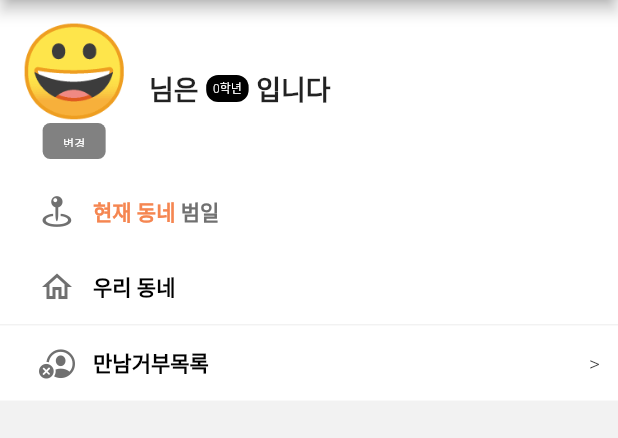
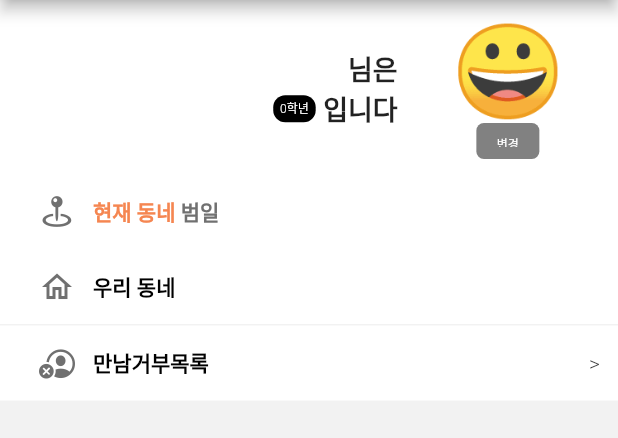
Before and after one commit to jsb408/hoxy, a Flutter app: the MyPageScreen screen opened directly, on a phone screen of 412 x 824 dp, the part 84-522 px from its top. Run offline on Flutter 3.47's test engine with Material 2 defaults, Android fonts, the phone set to English and light mode, and no system bars; our stand-ins replace cloud_firestore, firebase_auth, firebase_core, firebase_messaging, flutter_easyloading, geocoding and 4 more; missing offline and left inert: emojis, flutter_notification_channel; accounts and stored records are empty.

```diff
--- a/lib/screen/my_page_screen.dart
+++ b/lib/screen/my_page_screen.dart
@@ -30,13 +30,44 @@ class MyPageScreen extends StatelessWidget {
         body: Column(
           children: [
             Container(
-              padding: EdgeInsets.only(top: 12, right: 12, left: 12),
+              padding: EdgeInsets.only(top: 12, right: 36, left: 12),
               color: Colors.white,
               child: Column(
                 children: [
                   Row(
                     crossAxisAlignment: CrossAxisAlignment.center,
                     children: [
+                      Expanded(
+                        child: Column(
+                          crossAxisAlignment: CrossAxisAlignment.end,
+                          children: [
+                            Text(
+                                  '${_viewModel.user.email} 님은',
+                                  textAlign: TextAlign.end,
+                                  style: TextStyle(
+                                    fontSize: 18,
+                                    fontWeight: FontWeight.w600,
+                                  ),
+                                ),
+                            Row(
+                              mainAxisSize: MainAxisSize.min,
+                              crossAxisAlignment: CrossAxisAlignment.center,
+                              children: [
+                                GradeButton(birth: _viewModel.user.birth),
+                                SizedBox(width: 5),
+                                  Text(
+                                    '입니다',
+                                    style: TextStyle(
+                                      fontSize: 18,
+                                      fontWeight: FontWeight.w600,
+                                    ),
+                                  ),
+                              ],
+                            ),
+                          ],
+                        ),
+                      ),
+                      SizedBox(width: 36),
                       Column(
                         mainAxisSize: MainAxisSize.min,
                         children: [
@@ -55,33 +86,6 @@ class MyPageScreen extends StatelessWidget {
                             ),
                           ),
                         ],
-                      ),
-                      SizedBox(width: 8),
-                      Expanded(
-                        child: Row(
-                          mainAxisSize: MainAxisSize.min,
-                          crossAxisAlignment: CrossAxisAlignment.center,
-                          children: [
-                            Text(
-                              '${_viewModel.user.email} 님은',
-                              textAlign: TextAlign.end,
-                              style: TextStyle(
-                                fontSize: 18,
-                                fontWeight: FontWeight.w600,
-                              ),
-                            ),
-                            SizedBox(width: 5),
-                            GradeButton(birth: _viewModel.user.birth),
-                            SizedBox(width: 5),
-                              Text(
-                                '입니다',
-                                style: TextStyle(
-                                  fontSize: 18,
-                                  fontWeight: FontWeight.w600,
-                                ),
-                              ),
-                          ],
-                        ),
                       ),
                     ],
                   ),
```
